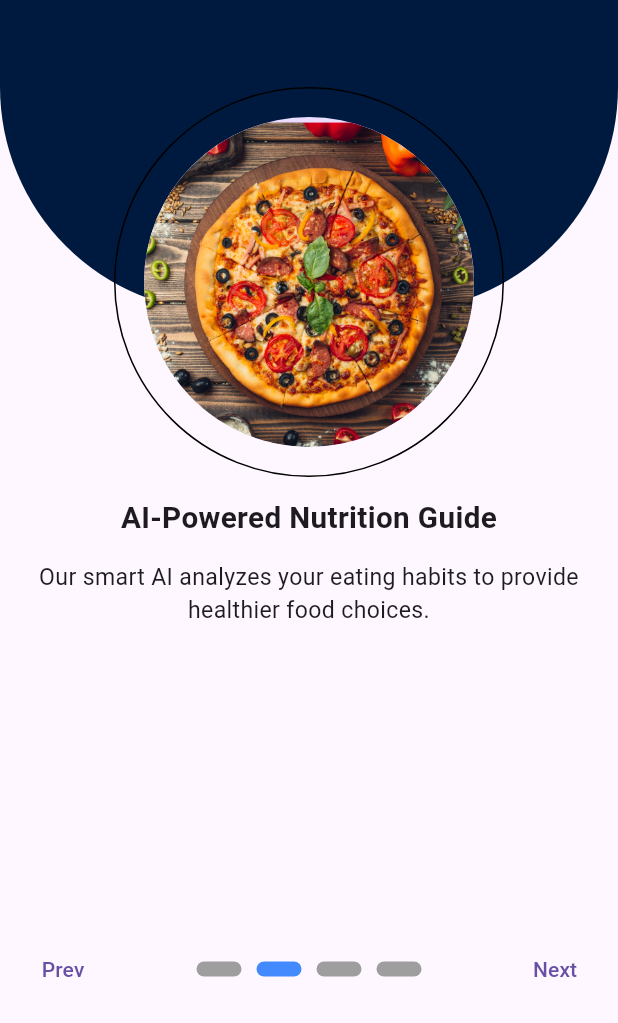
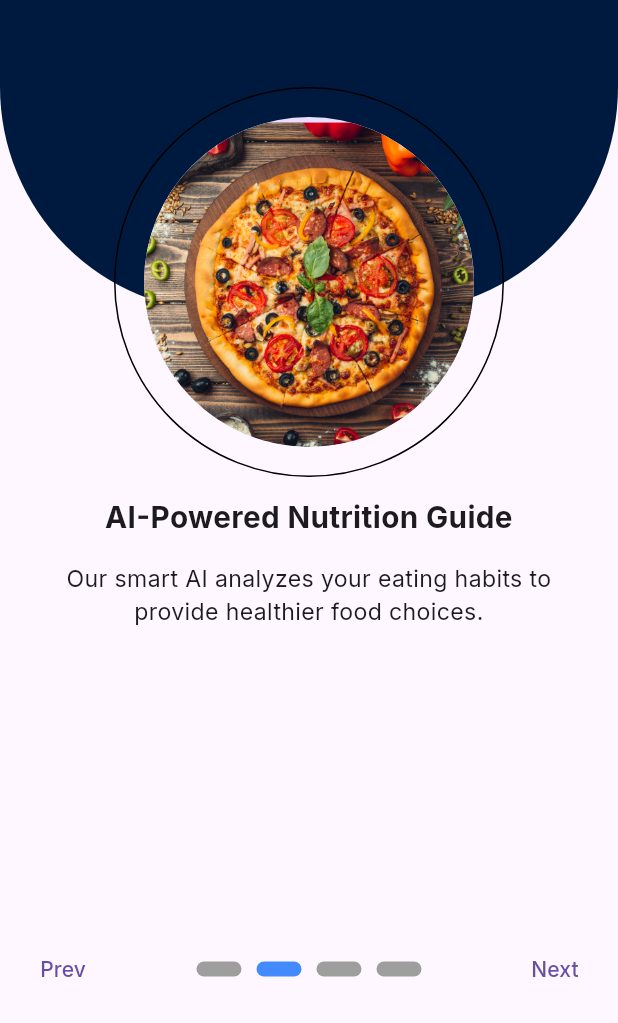
Before and after one commit to MuhammedZain15/meal_recommendation, a Flutter app: the screen it shows after launch, swiped to page 2, on a phone screen of 412 x 824 dp, the part 213-1236 px from its top. Run offline on Flutter 3.47's test engine with Material 3 defaults, Android fonts, the phone set to English and light mode, and no system bars; our stand-ins replace animate_do, bloc, firebase_core, flutter_screenutil, gap, go_router and 1 more; accounts and stored records are empty.

Commit message:
use inter text theme from google fonts

```diff
--- a/lib/main.dart
+++ b/lib/main.dart
@@ -1,5 +1,6 @@
 import 'package:flutter/material.dart';
 import 'package:flutter_screenutil/flutter_screenutil.dart';
+import 'package:google_fonts/google_fonts.dart';
 import 'package:meal_recommendation/core/helpers/firebase_init.dart';
 import 'package:meal_recommendation/core/utils/app_router.dart';
 
@@ -23,7 +24,7 @@ class MyApp extends StatelessWidget {
   Widget build(BuildContext context) {
     return MaterialApp.router(
       debugShowCheckedModeBanner: false,
-
+      theme: ThemeData(textTheme: GoogleFonts.interTextTheme()),
       title: 'Meal Recommendation',
       routerConfig: AppRouter.router,
     );
```
